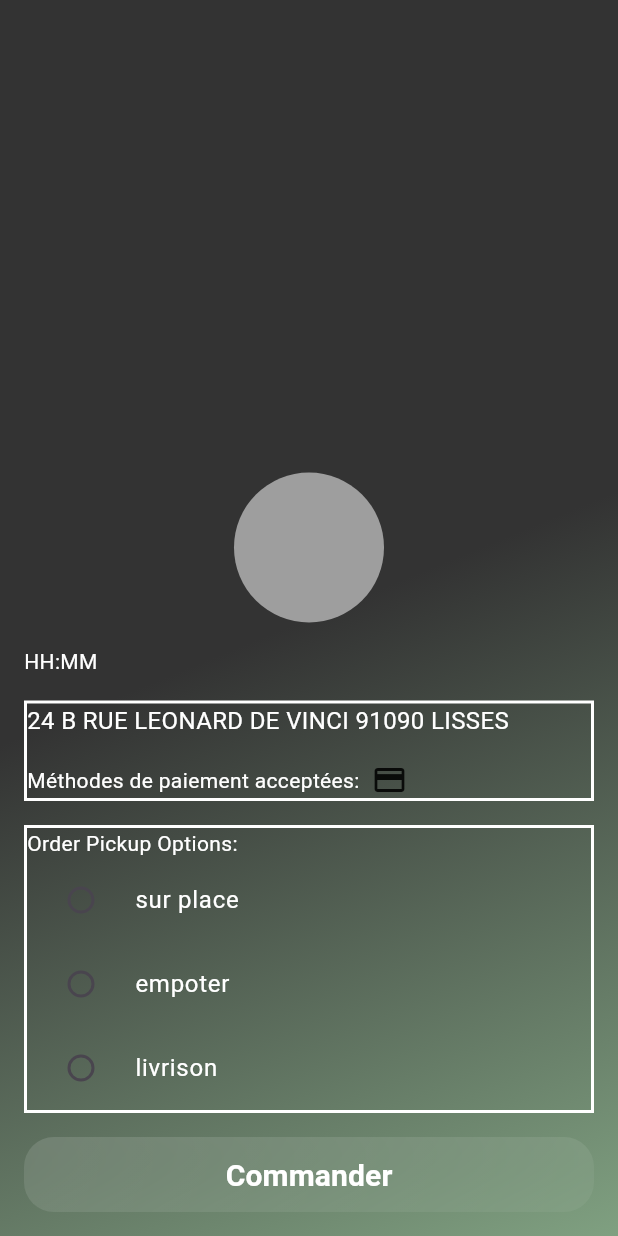
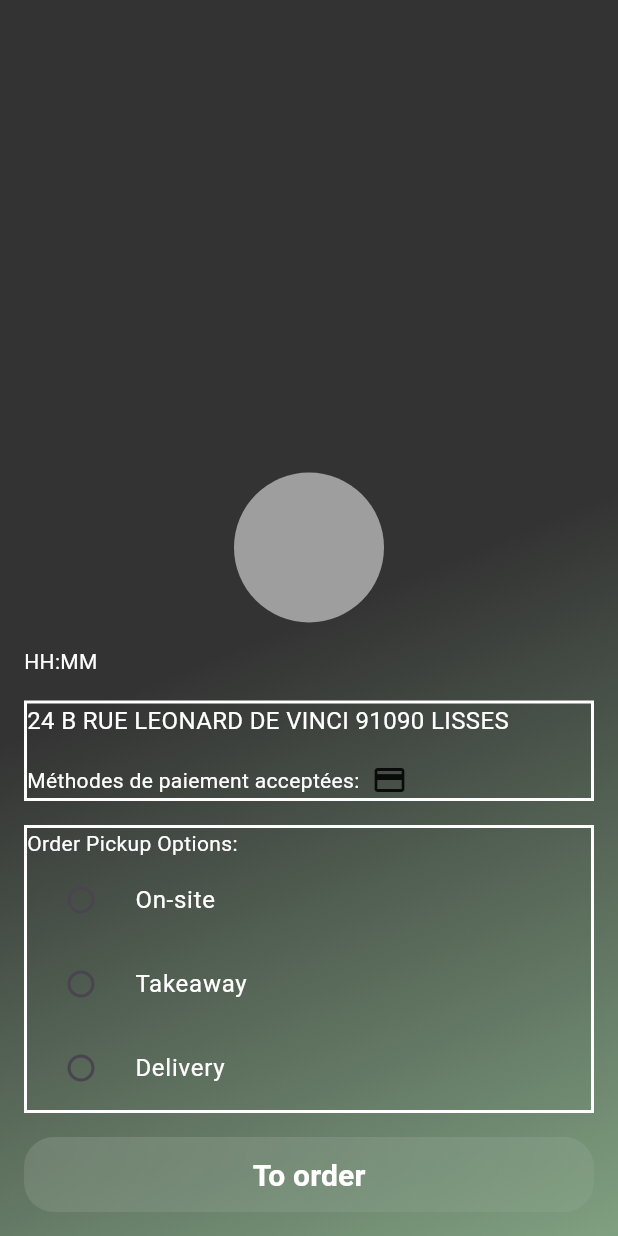
Before and after one commit to MEHDI2023/pfe, a Flutter app: the RestaurantOrderScreen screen opened directly, on a phone screen of 412 x 824 dp. Run offline on Flutter 3.47's test engine with Material 3 defaults, Android fonts, the phone set to English and light mode, and no system bars; drawn by our look-alikes of glassmorphism; our stand-ins replace bloc, dio, equatable, flutter_bloc, flutter_svg, glass_kit and 1 more.

Commit message:
innitial commit23

```diff
--- a/lib/features/historique/encour.dart
+++ b/lib/features/historique/encour.dart
@@ -22,6 +22,7 @@ class CommandeEncour extends StatelessWidget {
 
     return Scaffold(
       body: Container(
+
         decoration: BoxDecoration(
           gradient: LinearGradient(
             begin: Alignment(1.27, 1.54),
@@ -32,6 +33,7 @@ class CommandeEncour extends StatelessWidget {
             ],
           ),
         ),
+
         child: Padding(
           padding: const EdgeInsets.all(16.0),
           child: ListView.builder(
@@ -40,6 +42,7 @@ class CommandeEncour extends StatelessWidget {
               final order = orders[index];
               return Column(
                 children: [
+
                   Row(
                     mainAxisAlignment: MainAxisAlignment.spaceBetween,
                     children: [
@@ -51,6 +54,7 @@ class CommandeEncour extends StatelessWidget {
                           Text('Montant: ${order['amount']}', style: textStyle),
                         ],
                       ),
+
                     ],
                   ),
                   const SizedBox(height: 20),
--- a/lib/features/historique/houst.dart
+++ b/lib/features/historique/houst.dart
@@ -56,7 +56,7 @@ class Historique extends StatelessWidget {
                                 cubit.ChangeIndex(0);
                               },
                               child: Text(
-                                "En cours",
+                                "Ongoing",
                                 style: TextStyle(color: textColor(0)),
                               ),
                             ),
@@ -70,7 +70,7 @@ class Historique extends StatelessWidget {
                                 cubit.ChangeIndex(1);
                               },
                               child: Text(
-                                "Passées",
+                                "Past",
                                 style: TextStyle(color: textColor(1)),
                               ),
                             ),
--- a/lib/features/mode/OrderPickupOptions.dart
+++ b/lib/features/mode/OrderPickupOptions.dart
@@ -4,7 +4,7 @@ import 'package:flutter_bloc/flutter_bloc.dart';
 import '../../shared/CUBIT/order_cubit.dart';
 
 class OrderPickupOptions extends StatefulWidget {
-  final String selectedOption; // Removed 'late' keyword
+  final String selectedOption;
   final Function(String) onChanged;
 
   OrderPickupOptions(this.selectedOption, this.onChanged);
@@ -14,12 +14,12 @@ class OrderPickupOptions extends StatefulWidget {
 }
 
 class _OrderPickupOptionsState extends State<OrderPickupOptions> {
-  String? _selectedOption; // Private variable to manage state
+  String? _selectedOption;
 
   @override
   void initState() {
     super.initState();
-    _selectedOption = widget.selectedOption; // Initialize with widget's value
+    _selectedOption = widget.selectedOption;
   }
 
   @override
@@ -32,22 +32,22 @@ class _OrderPickupOptionsState extends State<OrderPickupOptions> {
           style: TextStyle(color: Colors.white),
         ),
         RadioListTile<String>(
-          value: 'sur place',
+          value: 'On-site',
           groupValue: _selectedOption,
           onChanged: (value) => _handleRadioValueChange(value),
-          title: Text('sur place', style: TextStyle(color: Colors.white)),
+          title: Text('On-site', style: TextStyle(color: Colors.white)),
         ),
         RadioListTile<String>(
-          value: 'empoter',
+          value: 'Takeaway',
           groupValue: _selectedOption,
           onChanged: (value) => _handleRadioValueChange(value),
-          title: Text('empoter', style: TextStyle(color: Colors.white)),
+          title: Text('Takeaway', style: TextStyle(color: Colors.white)),
         ),
         RadioListTile<String>(
-          value: 'livrison',
+          value: 'Delivery',
           groupValue: _selectedOption,
           onChanged: (value) => _handleRadioValueChange(value),
-          title: Text('livrison', style: TextStyle(color: Colors.white)),
+          title: Text('Delivery', style: TextStyle(color: Colors.white)),
         ),
       ],
     );
@@ -59,7 +59,7 @@ class _OrderPickupOptionsState extends State<OrderPickupOptions> {
         _selectedOption = value;
       });
       widget.onChanged(value);
-      if (value == 'sur place' || value == 'empoter' || value == 'livrison') {
+      if (value == 'On-site' || value == 'Takeaway' || value == 'Delivery') {
         _showDeliveryTimePickerDialog(context);
       }
     }
@@ -76,7 +76,7 @@ class _OrderPickupOptionsState extends State<OrderPickupOptions> {
       context: context,
       builder: (BuildContext context) {
         return AlertDialog(
-          title: Text('Sélectionnez l\'heure de livraison'),
+          title: Text('Select the delivery time'),
           content: Container(
             width: double.maxFinite,
             height: 190.0,
@@ -90,6 +90,7 @@ class _OrderPickupOptionsState extends State<OrderPickupOptions> {
                   },
                 );
               },
+
             ),
           ),
         );
--- a/lib/features/screen_pub/ui/pubscreen.dart
+++ b/lib/features/screen_pub/ui/pubscreen.dart
@@ -33,7 +33,7 @@ class Pub_Screen extends StatelessWidget {
               alignment: Alignment.bottomCenter,
               child: Padding(
                 padding: const EdgeInsets.all(16.0),
-                child: CustomButton(text: "Commander",onPressed: (){
+                child: CustomButton(text: "To order",onPressed: (){
                   Navigator.push(
                     context,
                     MaterialPageRoute(builder: (context) => HomeLayout()),
```
Also changed, not shown: lib/features/historique/passee.dart (+1 -9 lines), lib/features/mode/mode_commande.dart (+25 -2 lines), lib/features/profile/screen_profile.dart (+4 -10 lines).
